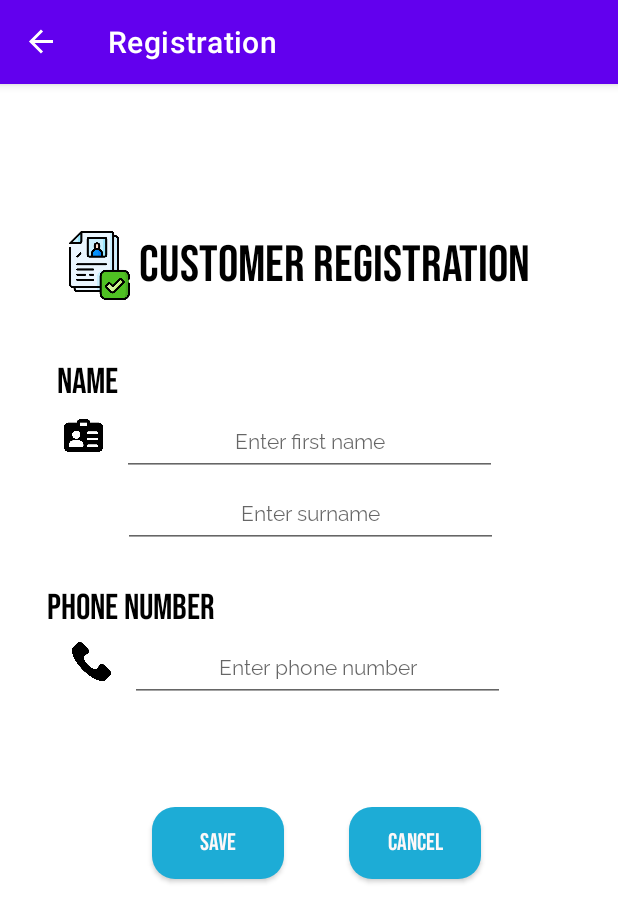
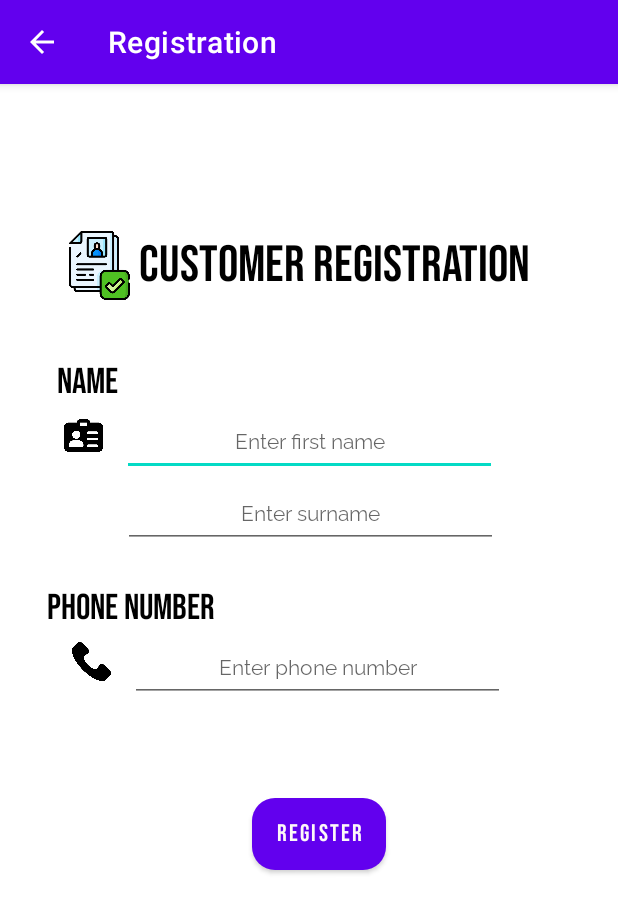
Before and after one commit to Giwithx/Debtabase, an Android app: the screen it shows after launch (MainActivity before the commit, Register after it), after a tap on "CUSTOMER REGISTRATION", on a phone screen of 412 x 824 dp. Shown: the top 922 px of the screen. Run offline under Robolectric (Android 15) with nearby library versions, the phone set to English and light mode, and no system bars; our stand-ins replace Firebase (no records; nobody signed in at launch, a user with empty details on screens opened directly), navigation-ui; 1 other tap on this screen came first.

Commit message:
Version 1.1.1 - Register is now Working.

```diff
--- a/app/src/main/java/com/example/debtabase/HomeFragment.kt
+++ b/app/src/main/java/com/example/debtabase/HomeFragment.kt
@@ -30,7 +30,7 @@ class HomeFragment : Fragment() {
             view.findNavController().navigate(R.id.action_homeFragment_to_customerDebtFragment)
         }
         binding.Btnreg.setOnClickListener{ view: View ->
-            view.findNavController().navigate(R.id.action_homeFragment_to_registerFragment)
+            view.findNavController().navigate(R.id.action_homeFragment_to_register)
         }
         binding.Btnsms.setOnClickListener{ view: View->
             view.findNavController().navigate(R.id.action_homeFragment_to_SMSFragment)
--- a/app/src/main/java/com/example/debtabase/MainActivity.kt
+++ b/app/src/main/java/com/example/debtabase/MainActivity.kt
@@ -4,6 +4,7 @@ import android.content.Intent
 import androidx.appcompat.app.AppCompatActivity
 import android.os.Bundle
 import android.os.Handler
+import android.widget.Button
 import androidx.appcompat.app.ActionBar
 import androidx.databinding.DataBindingUtil
 import androidx.drawerlayout.widget.DrawerLayout
@@ -14,6 +15,7 @@ import com.example.debtabase.databinding.ActivityMainBinding
 class MainActivity : AppCompatActivity() {
 
     private lateinit var drawerLayout: DrawerLayout
+    private lateinit var btnRegister: Button
 
     override fun onCreate(savedInstanceState: Bundle?) {
         super.onCreate(savedInstanceState)
@@ -27,6 +29,13 @@ class MainActivity : AppCompatActivity() {
 
         NavigationUI.setupWithNavController(binding.navView, navController)
 
+        btnRegister = findViewById(R.id.btnCustomerReg)
+
+        btnRegister.setOnClickListener {
+            val intent = Intent(this, Register::class.java)
+            startActivity(intent)
+        }
+
 
     }
 
--- /dev/null
+++ b/app/src/main/java/com/example/debtabase/Register.kt
@@ -0,0 +1,79 @@
+package com.example.debtabase
+
+import android.os.Bundle
+import android.widget.Button
+import android.widget.EditText
+import android.widget.Toast
+import androidx.appcompat.app.AppCompatActivity
+import androidx.drawerlayout.widget.DrawerLayout
+import com.google.firebase.database.DatabaseReference
+import com.google.firebase.database.FirebaseDatabase
+import com.google.firebase.database.ktx.database
+import com.google.firebase.ktx.Firebase
+
+
+class Register : AppCompatActivity() {
+    private lateinit var drawerLayout: DrawerLayout
+
+    private lateinit var txtFName: EditText
+    private lateinit var txtLName: EditText
+    private lateinit var txtPhone: EditText
+    private lateinit var btnSave: Button
+
+    private lateinit var dbRef: DatabaseReference
+
+    override fun onCreate(savedInstanceState: Bundle?) {
+        super.onCreate(savedInstanceState)
+        setContentView(R.layout.activity_register)
+
+        txtFName = findViewById(R.id.txtFN)
+        txtLName = findViewById(R.id.txtLN)
+        txtPhone = findViewById(R.id.txtPhoneNum)
+        btnSave = findViewById(R.id.btnFirebaseReg)
+
+        dbRef = FirebaseDatabase.getInstance().getReference("CustomerRegistration")
+
+        btnSave.setOnClickListener {
+            saveCustomerData()
+        }
+        val actionbar = supportActionBar
+        actionbar!!.title = "Registration"
+        actionbar.setDisplayHomeAsUpEnabled(true)
+        actionbar.setDisplayHomeAsUpEnabled(true)
+    }
+    private fun saveCustomerData(){
+        val cusFN = txtFName.text.toString()
+        val cusLN = txtFName.text.toString()
+        val cusPN = txtPhone.text.toString()
+
+        if(cusFN.isEmpty()){
+            txtFName.error = "Please enter first name."
+        }
+        if(cusLN.isEmpty()){
+            txtLName.error = "Please enter last name"
+        }
+        if(cusPN.isEmpty()){
+            txtPhone.error = "Please enter phone number."
+        }
+
+        val cusId = dbRef.push().key!!
+
+        val customerreg = CustomerModel(cusId, cusFN, cusLN, cusPN)
+
+        dbRef.child(cusId).setValue(customerreg)
+            .addOnCompleteListener{
+                Toast.makeText(this, "Registered Successfully.", Toast.LENGTH_LONG).show()
+
+                txtFName.text.clear()
+                txtLName.text.clear()
+                txtPhone.text.clear()
+        }.addOnFailureListener { err ->
+            Toast.makeText(this, "Error ${err.message}", Toast.LENGTH_LONG).show()
+        }
+
+    }
+    override fun onSupportNavigateUp(): Boolean {
+        onBackPressed()
+        return true
+    }
+}
--- a/app/src/main/java/com/example/debtabase/RegisterFragment.kt
+++ /dev/null
@@ -1,55 +0,0 @@
-package com.example.debtabase
-
-import android.os.Bundle
-import androidx.fragment.app.Fragment
-import android.view.LayoutInflater
-import android.view.View
-import android.view.ViewGroup
-import android.widget.Toast
-import androidx.appcompat.app.AppCompatActivity
-import androidx.databinding.DataBindingUtil
-import androidx.navigation.findNavController
-import com.example.debtabase.databinding.FragmentRegisterBinding
-import com.example.debtabase.databinding.FragmentWelcomeBinding
-
-
-class RegisterFragment : Fragment() {
-
-    override fun onCreateView(
-        inflater: LayoutInflater, container: ViewGroup?,
-        savedInstanceState: Bundle?
-    ): View? {
-        // Inflate the layout for this fragment
-        (activity as AppCompatActivity).supportActionBar?.title = "Registration"
-        val binding = DataBindingUtil.inflate<FragmentRegisterBinding>(
-            inflater, R.layout.fragment_register, container, false
-        )
-        binding.btnSave.setOnClickListener{ view: View ->
-            val firstIn = binding.txtFN.text.toString()
-            val lastIn = binding.txtLN.text.toString()
-            val contactIn = binding.txtPhoneNum.text.toString()
-            if (firstIn.isNotEmpty() && lastIn.isNotEmpty() && contactIn.isNotEmpty()){
-                Toast.makeText(this@RegisterFragment.requireActivity(), "Registered Successfully", Toast.LENGTH_SHORT).show()
-                view.findNavController().navigate(R.id.action_registerFragment_to_homeFragment)
-            }
-            if (firstIn.isEmpty() && lastIn.isNotEmpty() && contactIn.isNotEmpty()){
-                Toast.makeText(this@RegisterFragment.requireActivity(), "Please Input First Name", Toast.LENGTH_SHORT).show()
-            }
-            if(firstIn.isNotEmpty() && lastIn.isEmpty() && contactIn.isNotEmpty()){
-                Toast.makeText(this@RegisterFragment.requireActivity(), "Please Input Last Name", Toast.LENGTH_SHORT).show()
-            }
-            if(firstIn.isNotEmpty() && lastIn.isNotEmpty() && contactIn.isEmpty()){
-                Toast.makeText(this@RegisterFragment.requireActivity(), "Please Input Contact Number", Toast.LENGTH_SHORT).show()
-            }
-            if(firstIn.isEmpty() || lastIn.isEmpty() || contactIn.isEmpty()){
-                Toast.makeText(this@RegisterFragment.requireActivity(), "Incorrect Credentials!", Toast.LENGTH_SHORT).show()
-            }
-
-        }
-        binding.btnCancelReg.setOnClickListener{ view: View ->
-            view.findNavController().navigate(R.id.action_registerFragment_to_welcomeFragment2)
-        }
-        return binding.root
-    }
-
-}
--- a/app/src/main/java/com/example/debtabase/WelcomeFragment.kt
+++ b/app/src/main/java/com/example/debtabase/WelcomeFragment.kt
@@ -27,7 +27,7 @@ class WelcomeFragment : Fragment() {
             view.findNavController().navigate(R.id.action_welcomeFragment2_to_homeFragment)
         }
         binding.btnCustomerReg.setOnClickListener{ view: View ->
-            view.findNavController().navigate(R.id.action_welcomeFragment2_to_registerFragment)
+            view.findNavController().navigate(R.id.action_welcomeFragment2_to_register)
         }
         setHasOptionsMenu(true)
         return binding.root
--- a/app/src/main/res/layout/fragment_register.xml
+++ b/app/src/main/res/layout/activity_register.xml
@@ -1,15 +1,10 @@
 <?xml version="1.0" encoding="utf-8"?>
-<layout xmlns:android="http://schemas.android.com/apk/res/android"
+<androidx.constraintlayout.widget.ConstraintLayout xmlns:android="http://schemas.android.com/apk/res/android"
     xmlns:tools="http://schemas.android.com/tools"
     xmlns:app="http://schemas.android.com/apk/res-auto"
-    tools:context="com.example.debtabase.RegisterFragment">
-
-
-    <androidx.constraintlayout.widget.ConstraintLayout
-        android:id="@+id/registerConstraint"
-        android:layout_width="match_parent"
-        android:layout_height="match_parent">
-
+    android:layout_width="match_parent"
+    android:layout_height="match_parent"
+    tools:context=".Register">
 
         <TextView
             android:id="@+id/txtCustReg"
@@ -126,36 +121,18 @@
             app:layout_constraintStart_toEndOf="@+id/imageView8"
             app:layout_constraintTop_toBottomOf="@+id/txtPhone" />
 
-        <androidx.appcompat.widget.AppCompatButton
-            android:id="@+id/btnSave"
+        <Button
+            android:id="@+id/btnFirebaseReg"
             android:layout_width="wrap_content"
             android:layout_height="wrap_content"
-            android:layout_marginStart="100dp"
-            android:layout_marginTop="70dp"
+            android:layout_marginStart="168dp"
+            android:layout_marginTop="64dp"
             android:background="@drawable/btn_orange_bg"
             android:fontFamily="@font/bebas_neue"
-            android:text="@string/save"
+            android:text="Register"
             android:textColor="#FDF8F8"
             android:textSize="16sp"
-            app:layout_constraintEnd_toStartOf="@+id/btnCancelReg"
             app:layout_constraintStart_toStartOf="parent"
-            app:layout_constraintTop_toBottomOf="@+id/txtPhoneNum"
-            tools:ignore="TextContrastCheck" />
-
-        <androidx.appcompat.widget.AppCompatButton
-            android:id="@+id/btnCancelReg"
-            android:layout_width="wrap_content"
-            android:layout_height="wrap_content"
-            android:layout_marginStart="41dp"
-            android:layout_marginTop="70dp"
-            android:layout_marginEnd="90dp"
-            android:background="@drawable/btn_orange_bg"
-            android:fontFamily="@font/bebas_neue"
-            android:text="@string/cancel"
-            android:textColor="#FDF8F8"
-            android:textSize="16sp"
-            app:layout_constraintEnd_toEndOf="parent"
-            app:layout_constraintStart_toEndOf="@+id/btnSave"
             app:layout_constraintTop_toBottomOf="@+id/txtPhoneNum"
             tools:ignore="TextContrastCheck" />
 
@@ -184,5 +161,4 @@
             app:layout_constraintTop_toBottomOf="@+id/txtPhone" />
 
 
-    </androidx.constraintlayout.widget.ConstraintLayout>
-</layout>
+</androidx.constraintlayout.widget.ConstraintLayout>
--- a/app/src/main/res/navigation/navigation.xml
+++ b/app/src/main/res/navigation/navigation.xml
@@ -13,8 +13,8 @@
             android:id="@+id/action_welcomeFragment2_to_homeFragment"
             app:destination="@id/homeFragment" />
         <action
-            android:id="@+id/action_welcomeFragment2_to_registerFragment"
-            app:destination="@id/registerFragment" />
+            android:id="@+id/action_welcomeFragment2_to_register"
+            app:destination="@id/register" />
     </fragment>
     <fragment
         android:id="@+id/homeFragment"
@@ -25,26 +25,14 @@
             android:id="@+id/action_homeFragment_to_customerDebtFragment"
             app:destination="@id/customerDebtFragment" />
         <action
-            android:id="@+id/action_homeFragment_to_registerFragment"
-            app:destination="@id/registerFragment" />
-        <action
             android:id="@+id/action_homeFragment_to_productsFragment2"
             app:destination="@id/productsFragment2" />
         <action
             android:id="@+id/action_homeFragment_to_SMSFragment"
             app:destination="@id/SMSFragment" />
-    </fragment>
-    <fragment
-        android:id="@+id/registerFragment"
-        android:name="com.example.debtabase.RegisterFragment"
-        android:label="fragment_register"
-        tools:layout="@layout/fragment_register" >
         <action
-            android:id="@+id/action_registerFragment_to_welcomeFragment2"
-            app:destination="@id/welcomeFragment2" />
-        <action
-            android:id="@+id/action_registerFragment_to_homeFragment"
-            app:destination="@id/homeFragment" />
+            android:id="@+id/action_homeFragment_to_register"
+            app:destination="@id/register" />
     </fragment>
     <fragment
         android:id="@+id/aboutFragment2"
@@ -83,4 +71,9 @@
         android:name="com.example.debtabase.CustomerInfoFragment"
         android:label="fragment_customer_info"
         tools:layout="@layout/fragment_customer_info" />
+    <activity
+        android:id="@+id/register"
+        android:name="com.example.debtabase.Register"
+        android:label="fragment_register"
+        tools:layout="@layout/activity_register" />
 </navigation>
```
Also changed, not shown: app/build.gradle (+9 -0 lines), app/src/main/AndroidManifest.xml (+7 -1 lines), app/src/main/java/com/example/debtabase/CustomerModel.kt (added, +11 -0 lines), build.gradle (+10 -2 lines), 1 other file.
